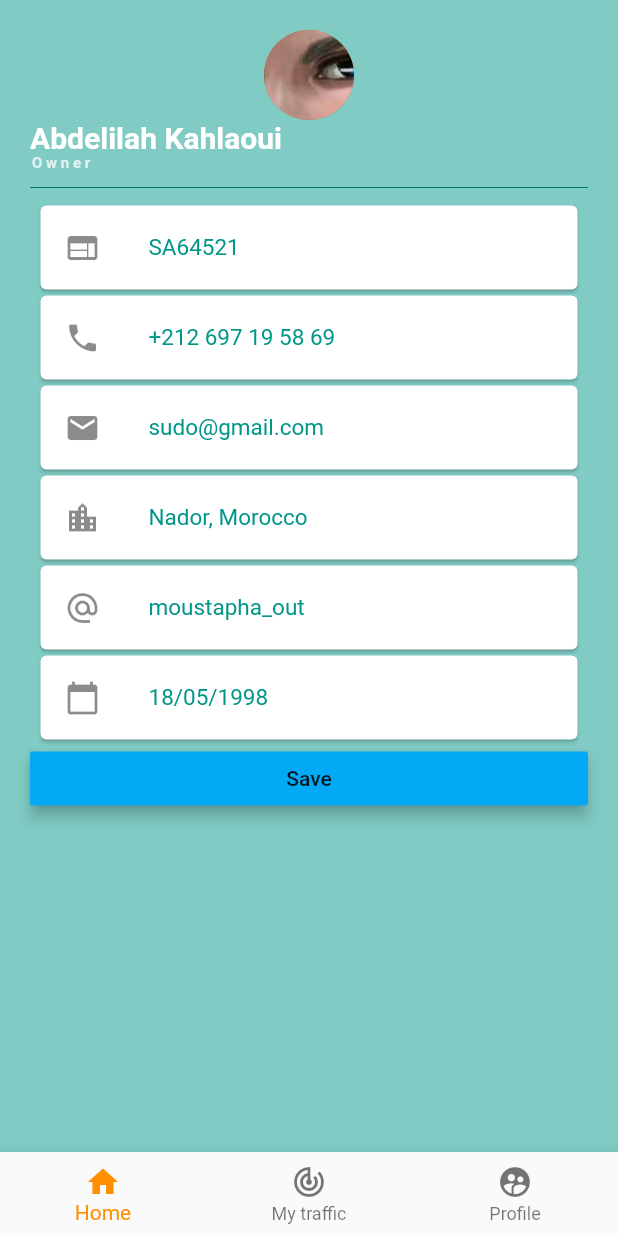
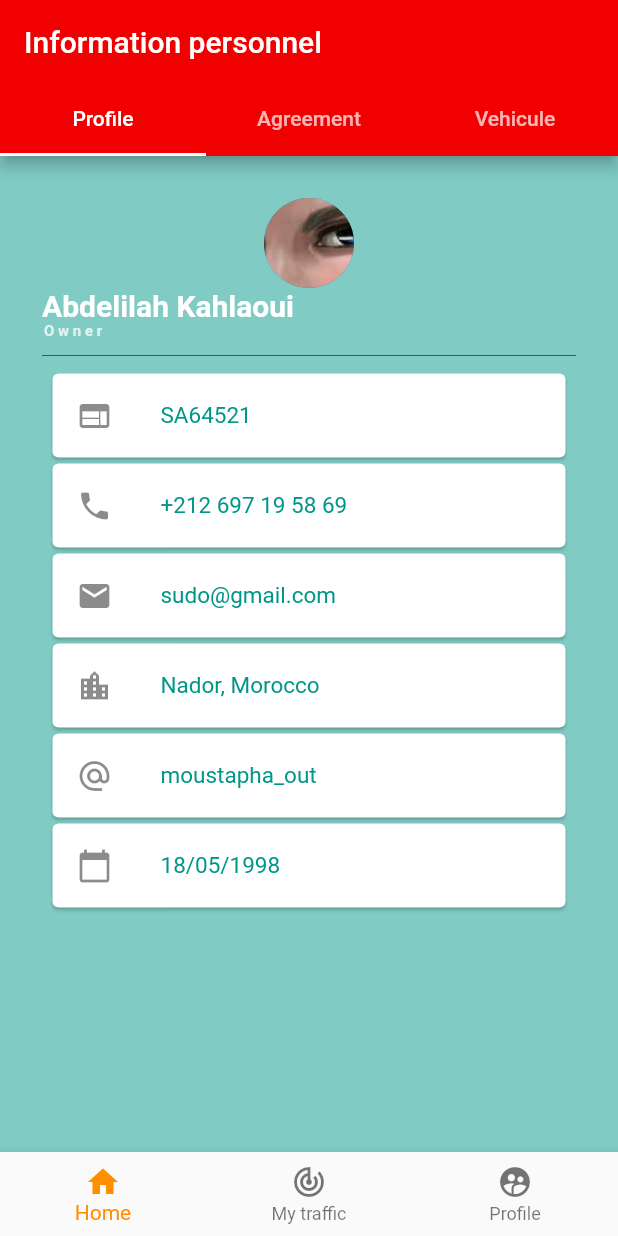
Before and after one commit to moustaphaOut/cabManagement, a Flutter app: the HomeOwner screen opened by its route, item 3 of the bottom bar chosen, on a phone screen of 412 x 824 dp. Run offline on Flutter 3.47's test engine with Material 2 defaults, Android fonts, the phone set to English and light mode, and no system bars; our stand-ins replace charts_flutter, date_format, firebase_auth, firebase_database, font_awesome_flutter, rflutter_alert; accounts and stored records are empty; Roboto replaces fonts that are missing (Pacifico, Source Sans Pro).

Commit message:
edit profile

```diff
--- a/lib/firebase_database_util.dart
+++ b/lib/Database/firebase_database_util.dart
@@ -1,8 +1,8 @@
 import 'dart:async';
 
 import 'package:firebase_database/firebase_database.dart';
-import './model/chauffeur.dart';
-import 'package:firebase_auth/firebase_auth.dart';
+import '../model/chauffeur.dart';
+//import 'package:firebase_auth/firebase_auth.dart';
 
 class FirebaseDatabaseUtil{
   String _dt;
--- a/lib/owner/profile_page.dart
+++ b/lib/owner/profile_page.dart
@@ -1,7 +1,10 @@
 import 'package:flutter/material.dart';
+import 'package:firebase_database/firebase_database.dart';
+import 'package:font_awesome_flutter/font_awesome_flutter.dart';
 
 import './home_page.dart';
 import '../widgets/info_card.dart';
+import '../model/proprietaire.dart';
 import './traffic_page.dart';
 
 const photo = 'assets/alucard.jpg';
@@ -26,15 +29,32 @@ class ProfileOwner extends StatefulWidget {
 class _ProfileOwner extends State<ProfileOwner> {
   static String tag = 'profile-owner';
 
+  final databaseReference = FirebaseDatabase.instance.reference();
   @override
   Widget build(BuildContext context) {
     return MaterialApp(
-      theme: ThemeData(
-          brightness: Brightness.light,
-          primarySwatch: Colors.deepOrange,
-          accentColor: Colors.deepPurple),
-      home: Scaffold(
-        body: SafeArea(
+      home: DefaultTabController(
+        length: 3,
+        child: Scaffold(
+          appBar: AppBar(
+            backgroundColor: Color(0xfff00000),
+            //backgroundColor: Color(0xff308e1c),
+            bottom: TabBar(
+              indicatorColor: Color(0xffff00000),
+              tabs: [
+                Tab(text: "Profile"),
+                Tab(text: "Agreement"),
+                Tab(text: "Vehicule"),
+              ],
+            ),
+            title:  Text('Information personnel'),
+          ),
+          body: TabBarView(
+            children: [
+              Padding(
+                padding: EdgeInsets.all(8.0),
+                child: Container(
+                  child: Center(
                     child: ListView(
                       padding: const EdgeInsets.all(20.0),
                       children: <Widget>[
@@ -61,7 +81,6 @@ class _ProfileOwner extends State<ProfileOwner> {
                             fontWeight: FontWeight.bold,
                           ),
                         ),
-
                         SizedBox(
                           height: 20,
                           width: 200,
@@ -87,7 +106,6 @@ class _ProfileOwner extends State<ProfileOwner> {
                           colorText: Colors.teal,
                           onPressed: () {},
                         ),
-
                         InfoCard(
                           text: city,
                           colorText: Colors.teal,
@@ -103,18 +121,114 @@ class _ProfileOwner extends State<ProfileOwner> {
                           colorText: Colors.teal,
                           icon: Icons.calendar_today,
                         ),
-              RaisedButton(
-                padding: const EdgeInsets.all(5.0),
-                child: const Text('Save'),
-                color: Theme.of(context).accentColor,
-                elevation: 4.0,
-                splashColor: Colors.blueGrey,
-                onPressed: () {
-                  // Perform some action
-                },
-              )
                       ],
                     ),
+                  ),
+                ),
+              ),
+              Padding(
+                padding: EdgeInsets.all(8.0),
+                child: Container(
+                  child: Center(
+                    child: ListView(
+                      padding: const EdgeInsets.all(20.0),
+                      children: <Widget>[
+                        Text(
+                          "Agreement",
+                          style: TextStyle(
+                            fontSize: 20.0,
+                            color: Colors.white,
+                            fontWeight: FontWeight.bold,
+                            fontFamily: 'Pacifico',
+                          ),
+                        ),
+                        SizedBox(
+                          height: 20,
+                          width: 200,
+                          child: Divider(
+                            color: Colors.teal.shade700,
+                          ),
+                        ),
+                        InfoCard(
+                          text: "Num agreement",
+                          icon: Icons.web,
+                          colorText: Colors.teal,
+                          onPressed: () {},
+                        ),
+                        InfoCard(
+                          text: "date de l'agreement",
+                          icon: Icons.phone,
+                          colorText: Colors.teal,
+                          onPressed: () {},
+                        ),
+                        InfoCard(
+                          text: "dureé agreement",
+                          icon: Icons.email,
+                          colorText: Colors.teal,
+                          onPressed: () {},
+                        ),
+                        InfoCard(
+                          text: "copier d'agreement",
+                          colorText: Colors.teal,
+                          icon: Icons.location_city,
+                        ),
+                      ],
+                    ),
+                  ),
+                ),
+              ),
+              Padding(
+                padding: EdgeInsets.all(8.0),
+                child: Container(
+                  child: Center(
+                    child: ListView(
+                      padding: const EdgeInsets.all(20.0),
+                      children: <Widget>[
+                        Text(
+                          "Vehicule",
+                          style: TextStyle(
+                            fontSize: 20.0,
+                            color: Colors.white,
+                            fontWeight: FontWeight.bold,
+                            fontFamily: 'Pacifico',
+                          ),
+                        ),
+                        SizedBox(
+                          height: 20,
+                          width: 200,
+                          child: Divider(
+                            color: Colors.teal.shade700,
+                          ),
+                        ),
+                        InfoCard(
+                          text: "num_immatriculation",
+                          icon: Icons.web,
+                          colorText: Colors.teal,
+                          onPressed: () {},
+                        ),
+                        InfoCard(
+                          text: "prix_achat_vehicule",
+                          icon: Icons.phone,
+                          colorText: Colors.teal,
+                          onPressed: () {},
+                        ),
+                        InfoCard(
+                          text: "marque_vehicule",
+                          icon: Icons.email,
+                          colorText: Colors.teal,
+                          onPressed: () {},
+                        ),
+                        InfoCard(
+                          text: "annee modele",
+                          colorText: Colors.teal,
+                          icon: Icons.location_city,
+                        ),
+                      ],
+                    ),
+                  ),
+                ),
+              ),
+            ],
           ),
           bottomNavigationBar: BottomNavigationBar(
             items: const <BottomNavigationBarItem>[
@@ -134,7 +248,7 @@ class _ProfileOwner extends State<ProfileOwner> {
             onTap: (currentIndex) {
               if (currentIndex == 0)
                 Navigator.of(context).pushNamed(HomeOwner.tag);
-            else if(currentIndex == 1)
+              else if (currentIndex == 1)
                 Navigator.of(context).pushNamed(TrafficOwner.tag);
               //Navigator.of(context).pushNamed(Profile.tag);
             },
@@ -142,6 +256,16 @@ class _ProfileOwner extends State<ProfileOwner> {
           ),
           backgroundColor: Colors.teal[200],
         ),
+      ),
     );
   }
+
+  show_owner() {
+    Proprietaire user;
+    databaseReference.once().then((DataSnapshot snapshot) {
+      return user = Proprietaire.fromSnapshot(
+          snapshot); // print('Data : ${snapshot.value}');
+    });
+    //return user;
   }
+}
```
Also changed, not shown: lib/Database/get_proprietaire.dart (added, +127 -0 lines), lib/add_user_dialog.dart (+19 -14 lines), lib/driver/profile_page.dart (+11 -11 lines), 5 other files. Lines whose indentation alone changed are shown as unchanged.
